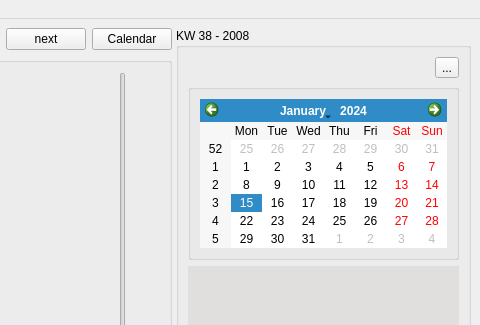
This is src/activitydiary.ui in tpatzig/activitydiary as Qt 5 draws it before an edit; both pictures show x 716 to 1196 and y 0 to 325 of the 1196 by 852 pixel window. The edited form follows.
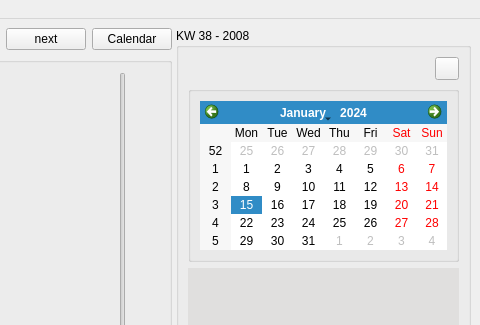
This is the edited form. Custom widgets are drawn as their Qt base class.

Patch:
```diff
--- a/src/activitydiary.ui
+++ b/src/activitydiary.ui
@@ -1455,7 +1455,7 @@
           <item>
            <widget class="QToolButton" name="calToolButton" >
             <property name="text" >
-             <string>...</string>
+             <string/>
             </property>
            </widget>
           </item>
```
Left out of the diff: 2 changed lines with no effect on the pictures.
